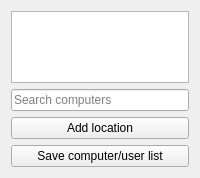
This is master/src/ComputerSelectPanel.ui in infolevishcoders-web/classwatch as Qt 5 draws it before an edit. The edited form follows.
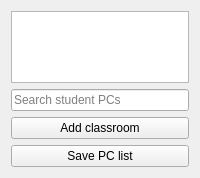
This is the edited form.

What changed in the file:
```diff
--- a/master/src/ComputerSelectPanel.ui
+++ b/master/src/ComputerSelectPanel.ui
@@ -31,21 +31,21 @@
    <item>
     <widget class="QLineEdit" name="filterLineEdit">
      <property name="placeholderText">
-      <string>Search computers</string>
+      <string>Search student PCs</string>
      </property>
     </widget>
    </item>
    <item>
     <widget class="QPushButton" name="addLocationButton">
      <property name="text">
-      <string>Add location</string>
+      <string>Add classroom</string>
      </property>
     </widget>
    </item>
    <item>
     <widget class="QPushButton" name="saveListButton">
      <property name="text">
-      <string>Save computer/user list</string>
+      <string>Save PC list</string>
      </property>
     </widget>
    </item>
```
